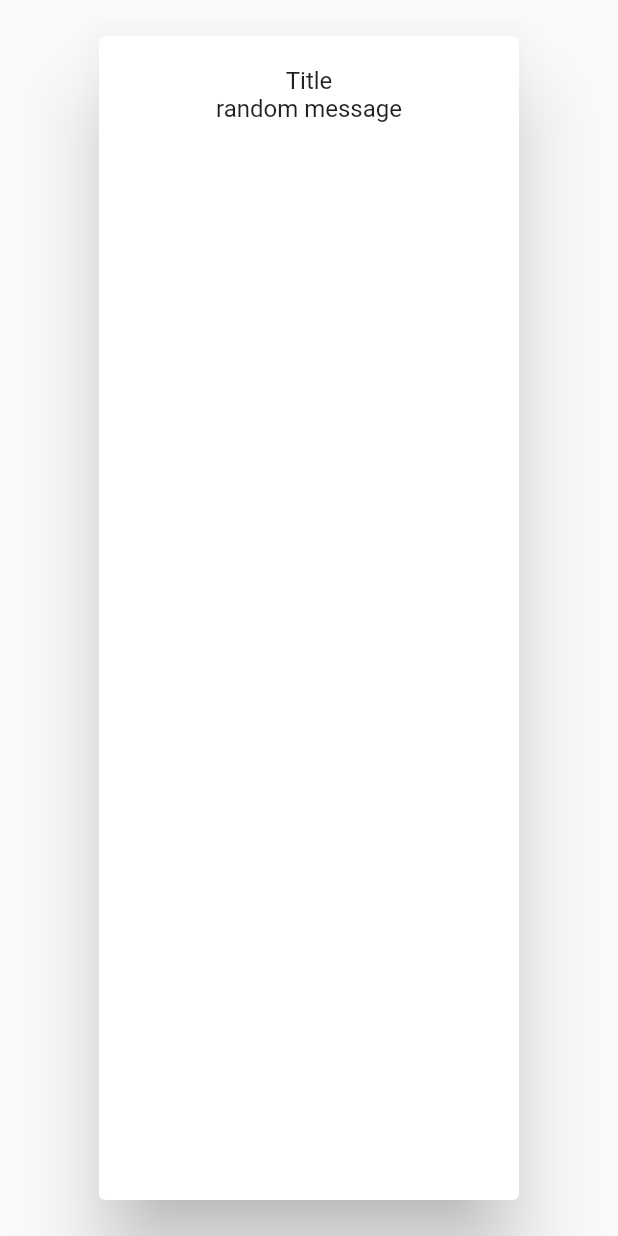
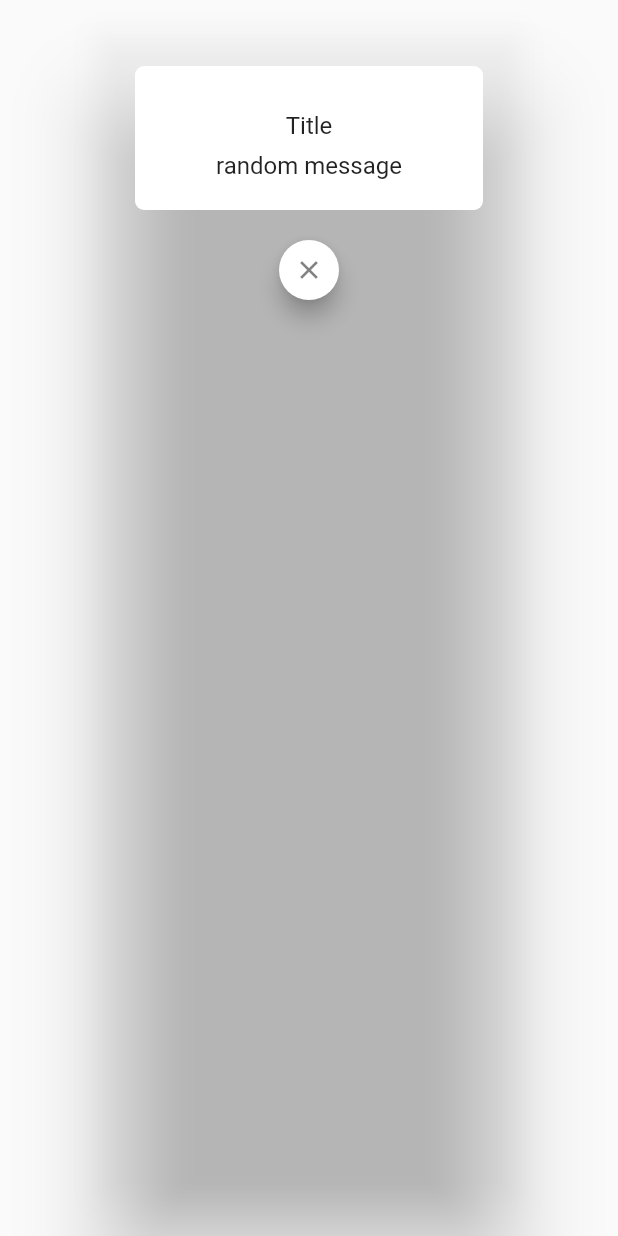
Before and after one commit to yermakhanansagan/kulenkov_group, a Flutter app: the CustomDialog widget shown alone on an empty page, opened directly, on a phone screen of 412 x 824 dp. Run offline on Flutter 3.47's test engine with Material 2 defaults, Android fonts, the phone set to English and light mode, and no system bars; our stand-ins replace flutter_rating_bar.

Commit message:
overlay widget

```diff
--- a/lib/components/custom_dialog.dart
+++ b/lib/components/custom_dialog.dart
@@ -1,13 +1,16 @@
 import 'package:flutter/material.dart';
+import 'package:flutter/rendering.dart';
 
 import 'package:kulenkov_group/components/action_button.dart';
+import 'package:kulenkov_group/constants/colors.dart';
 
 // обычные диалоги
 class CustomDialog extends StatefulWidget {
   final String imagePath;
   final bool withImage; //если есть картинка в диалоге  по дефолту false
   final String title; // титул сообщения
-  final String message; //сообщение диалога
+  final bool withMessage;
+  final String message;//сообщение диалога
   final bool withButton; // если есть кнопка по дефолту false
   final bool with2Buttons; // ксли две кнопки по дефолту false
   final ActionButton actionButton; // передаем нашу кастомную кнопку
@@ -18,6 +21,7 @@ class CustomDialog extends StatefulWidget {
     this.imagePath,
     this.withImage = false,
     this.title,
+    this.withMessage = false,
     this.message,
     this.withButton = false,
     this.actionButton,
@@ -33,14 +37,32 @@ class _CustomDialogState extends State<CustomDialog> {
   @override
   Widget build(BuildContext context) {
     return AlertDialog(
-      content: Center(
+      backgroundColor: Colors.transparent,
+      content: Column(
+        children: [
+          Container(
+            decoration: BoxDecoration(
+              borderRadius: (BorderRadius.circular(6)),
+              color: Color(white),
+            ),
+            padding: EdgeInsets.only(top: 30, bottom: 20, left: 12, right: 12),
+            child: Center(
               child: Column(
                 children: [
-            widget.withImage ? Image.asset(widget.imagePath) : Container(),
-            Text(widget.title),
-            Text(widget.message),
+                  widget.withImage
+                      ? Padding(
+                        padding: const EdgeInsets.only(bottom: 16),
+                        child: Image.asset(widget.imagePath),
+                      )
+                      : Container(),
+                  Padding(
+                    padding: const EdgeInsets.only(bottom: 8),
+                    child: Text(widget.title),
+                  ),
+                  widget.withMessage ? Text(widget.message) : Container(),
                   widget.withButton
                       ? Container(
+                    margin: EdgeInsets.only(top: 16),
                           width: 304,
                           height: 36,
                           child: widget.actionButton,
@@ -67,6 +89,26 @@ class _CustomDialogState extends State<CustomDialog> {
                 ],
               ),
             ),
+          ),
+          SizedBox(
+            height: 20,
+          ),
+          Align(
+            alignment: FractionalOffset.bottomCenter,
+            child: Container(
+              width: 40,
+              height: 40,
+              child: FloatingActionButton(
+                backgroundColor: Color(white),
+                child: Icon(Icons.close, color: Color(0xFF828282), size: 20,),
+                onPressed: () {
+                  Navigator.pop(context);
+                },
+              ),
+            ),
+          ),
+        ],
+      ),
     );
   }
 }
--- a/lib/main.dart
+++ b/lib/main.dart
@@ -98,6 +98,7 @@ class _MyHomePageState extends State<MyHomePage> {
                 builder: (BuildContext context) {
                   return CustomDialog(
                     title: "Title",
+                    withMessage: true,
                     message: "random message",
                   );
                 },
@@ -113,6 +114,7 @@ class _MyHomePageState extends State<MyHomePage> {
                     title: "Title",
                     withImage: true,
                     imagePath: "assets/Group.png",
+                    withMessage: true,
                     message: "message",
                   );
                 },
@@ -128,6 +130,7 @@ class _MyHomePageState extends State<MyHomePage> {
                     title: "Title",
                     withImage: true,
                     imagePath: "assets/Group.png",
+                    withMessage: true,
                     message: "message",
                     withButton: true,
                     actionButton: ActionButton(
@@ -139,13 +142,13 @@ class _MyHomePageState extends State<MyHomePage> {
               );
             },
           ),
-
         ],
       ),
       // This trailing comma makes auto-formatting nicer for build methods.
     );
   }
 }
+
 // dummy data для custom dialog list
 List<Detail> details = [
   Detail(
```
Also changed, not shown: lib/components/custom_dialog_list.dart (+23 -0 lines). Lines whose indentation alone changed are shown as unchanged.
